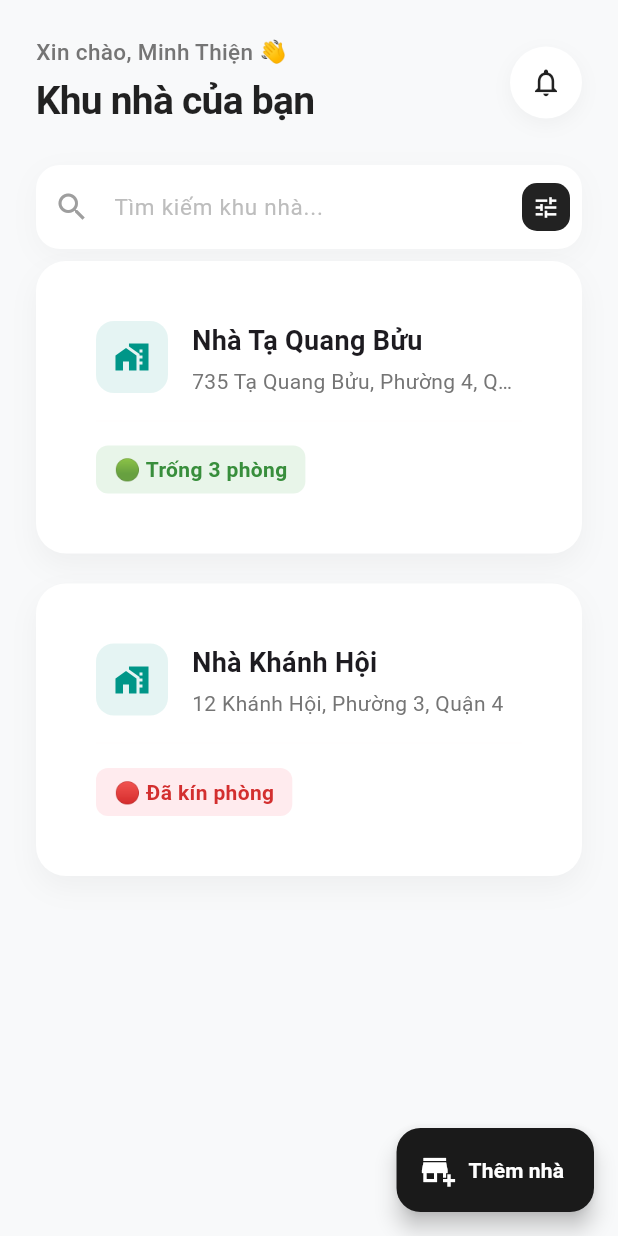
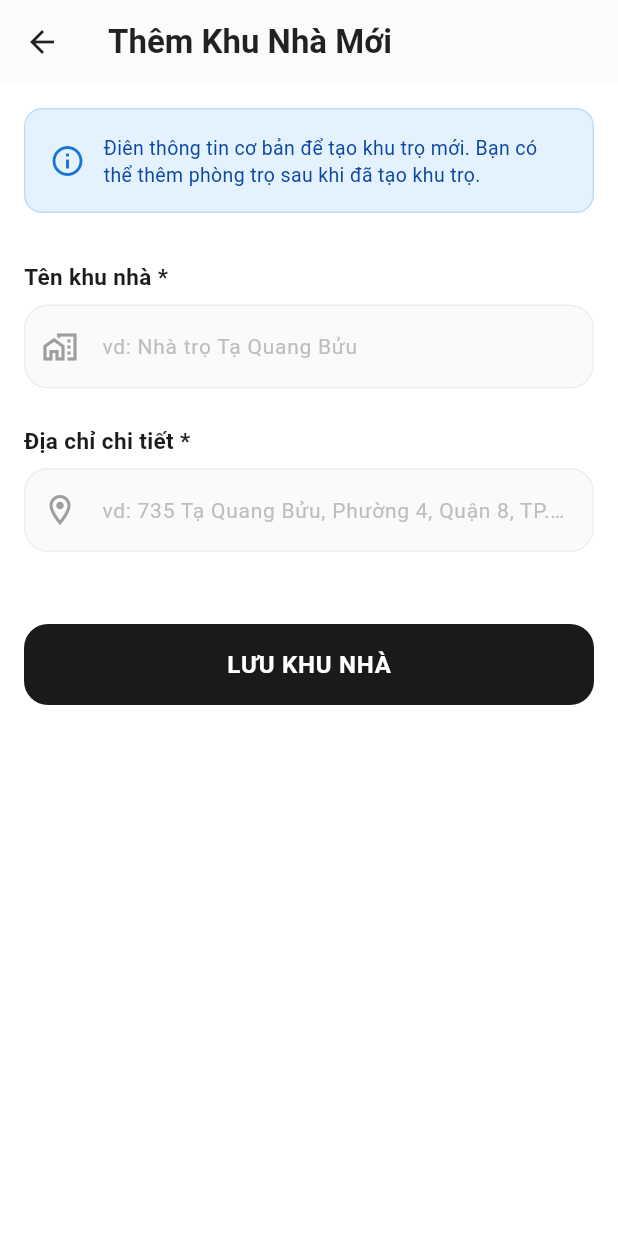
Before and after one commit to MThien2005/Rent-Flow, a Flutter app: the screen it shows after launch, after a tap on "Thêm nhà", on a phone screen of 412 x 824 dp. Run offline on Flutter 3.47's test engine with Material 3 defaults, Android fonts, the phone set to English and light mode, and no system bars.

Commit message:
fect: thêm tính năng thêm khu nhà mới (add_house_screens)

```diff
--- /dev/null
+++ b/rent_flow/lib/screens/add_house_screen.dart
@@ -0,0 +1,140 @@
+import 'package:flutter/material.dart';
+import 'package:rent_flow/models/house_model.dart';
+
+class AddHouseScreen extends StatefulWidget{
+  const AddHouseScreen({super.key});
+
+  @override
+  State<AddHouseScreen> createState () => _AddHouseScreenState();
+}
+
+class _AddHouseScreenState extends State<AddHouseScreen> {
+  final _formKey = GlobalKey<FormState>();
+  final TextEditingController _nameController = TextEditingController();
+  final TextEditingController _addressController = TextEditingController();
+
+  @override
+  void dispose(){
+    _nameController.dispose();
+    _addressController.dispose();
+    super.dispose();
+  }
+
+  void _saveHouse(){
+    if(_formKey.currentState!.validate()){
+      final newHouse = HouseModel(
+        id: 'h_${DateTime.now().millisecondsSinceEpoch}',
+        name: _nameController.text.trim(),
+        address: _addressController.text.trim(),
+        roomCount: 0,
+      );
+
+      Navigator.pop(context, newHouse);
+    }
+  }
+
+  @override
+  Widget build(BuildContext context){
+    return Scaffold(
+      backgroundColor: Colors.white,
+      appBar: AppBar(
+        title: const Text(
+          'Thêm Khu Nhà Mới',
+          style: TextStyle(color: Colors.black87, fontWeight: FontWeight.bold),
+        ),
+        backgroundColor: Colors.white,
+        iconTheme: const IconThemeData(color: Colors.black87),
+        elevation: 0.5,
+      ),
+      body: Form(
+        key: _formKey,
+        child: SingleChildScrollView(
+          padding: const EdgeInsets.all(16),
+          child: Column(
+            crossAxisAlignment: CrossAxisAlignment.start,
+            children: [
+              Container(
+                padding: const EdgeInsets.all(16),
+                decoration: BoxDecoration(
+                  color: Colors.blue.shade50,
+                  borderRadius: BorderRadius.circular(12),
+                  border: Border.all(color: Colors.blue.shade100),
+                ),
+                child:  Row(
+                  children: [
+                    Icon(Icons.info_outline, color: Colors.blue.shade700,),
+                    const SizedBox(width: 12,),
+                    Expanded(
+                      child: Text(
+                        'Điên thông tin cơ bản để tạo khu trọ mới. Bạn có thể thêm phòng trọ sau khi đã tạo khu trọ.',
+                        style: TextStyle(color: Colors.blue.shade900, fontSize: 13, height: 1.4),
+                      ),
+                    ),
+                  ],
+                ),
+              ),
+              const SizedBox(height: 32,),
+
+              const Text('Tên khu nhà *', style: TextStyle(fontWeight: FontWeight.bold, fontSize: 15)),
+              const SizedBox(height: 8),
+              TextFormField(
+                controller: _nameController,
+                decoration: _buildInputDecoration(
+                  hint: 'vd: Nhà trọ Tạ Quang Bửu',
+                  icon: Icons.maps_home_work_outlined
+                ),
+                validator: (value) => (value == null || value.trim().isEmpty) ? 'Vui lòng nhập tên khu nhà' : null,
+              ),
+              const SizedBox(height: 24),
+
+              const Text('Địa chỉ chi tiết *', style: TextStyle(fontWeight: FontWeight.bold, fontSize: 15),),
+              const SizedBox( height: 8,),
+              TextFormField(
+                controller: _addressController,
+                decoration:_buildInputDecoration(
+                  hint: 'vd: 735 Tạ Quang Bửu, Phường 4, Quận 8, TP.HCM',
+                  icon: Icons.location_on_outlined
+                ) ,
+                validator: (value) => (value == null || value.trim().isEmpty)? 'Vui lòng nhập địa chỉ' : null,
+              ),
+              const SizedBox(height: 48),
+
+              SizedBox(
+                width: double.infinity,
+                height: 54,
+                child: ElevatedButton(
+                  onPressed: _saveHouse,
+                  style: ElevatedButton.styleFrom(
+                    backgroundColor: const Color(0xff1a1a1a),
+                    shape: RoundedRectangleBorder(borderRadius: BorderRadius.circular(16)),
+                    elevation: 0,
+                  ),
+                  child: const Text(
+                    'LƯU KHU NHÀ',
+                    style: TextStyle(fontSize: 16, fontWeight: FontWeight.bold, color: Colors.white, letterSpacing: 0.5),
+                  )
+                ),
+              )
+            ],
+          ),
+        ),
+
+      ),
+    );
+  }
+
+}
+
+InputDecoration _buildInputDecoration({required String hint, required IconData icon}){
+  return InputDecoration(
+    hintText: hint,
+    hintStyle: TextStyle(color: Colors.grey.shade400, fontSize: 14),
+    prefixIcon: Icon(icon, color: Colors.grey.shade500,),
+    filled:  true,
+    fillColor: Colors.grey.shade50,
+    contentPadding: const EdgeInsets.symmetric(horizontal: 16, vertical: 16),
+    border: OutlineInputBorder(borderRadius: BorderRadius.circular(16), borderSide: BorderSide(color: Colors.grey.shade200)),
+    enabledBorder: OutlineInputBorder(borderRadius: BorderRadius.circular(16), borderSide: BorderSide(color: Colors.grey.shade200)),
+    focusedBorder: const OutlineInputBorder(borderRadius: BorderRadius.all(Radius.circular(16)), borderSide: BorderSide(color: Color(0xff1a1a1a), width: 1.5)),
+  );
+}
--- a/rent_flow/lib/screens/home_screen.dart
+++ b/rent_flow/lib/screens/home_screen.dart
@@ -1,23 +1,31 @@
 import 'package:flutter/material.dart';
 import 'package:rent_flow/screens/room_list_screen.dart';
+import 'package:rent_flow/models/house_model.dart';
+import 'package:rent_flow/screens/add_house_screen.dart';
 
-class HomeScreen extends StatelessWidget {
-  HomeScreen({super.key});
-  final List mockHouse = [
-    {
-      'id': 'h1',
-      'name': 'Nhà Tạ Quang Bửu',
-      'address': '735 Tạ Quang Bửu, Phường 4, Quận 8',
-      'roomCount': 14,
-      'availableCount': 3,
-    },
-    {
-      'id': 'h2',
-      'name': 'Nhà Khánh Hội',
-      'address': '12 Khánh Hội, Phường 3, Quận 4',
-      'roomCount': 19,
-      'availableCount': 0,
-    },
+class HomeScreen extends StatefulWidget {
+  const HomeScreen({super.key});
+
+  @override
+  State<HomeScreen> createState() => _HomeScreenState();
+}
+
+class _HomeScreenState extends State<HomeScreen> {
+  // 📌 Khởi tạo dữ liệu. Thuộc tính roomCount lúc này chỉ là tượng trưng,
+  // vì ta sẽ đếm thực tế bằng code ở hàm build.
+  final List<HouseModel> mockHouses = [
+    HouseModel(
+      id: 'h1',
+      name: 'Nhà Tạ Quang Bửu',
+      address: '735 Tạ Quang Bửu, Phường 4, Quận 8',
+      roomCount: 0,
+    ),
+    HouseModel(
+      id: 'h2',
+      name: 'Nhà Khánh Hội',
+      address: '12 Khánh Hội, Phường 3, Quận 4',
+      roomCount: 0,
+    ),
   ];
 
   @override
@@ -34,8 +42,21 @@ class HomeScreen extends StatelessWidget {
         ),
       ),
       floatingActionButton: FloatingActionButton.extended(
-        onPressed: () {
-          print("chuyen sang man hinh them tro");
+        onPressed: () async{
+          final newHouse = await Navigator.push(
+            context,
+            MaterialPageRoute(
+              builder: (context) => const AddHouseScreen(),
+            ),
+          );
+          if(newHouse != null && newHouse is HouseModel){
+            setState(() {
+              mockHouses.add(newHouse);
+            });
+            ScaffoldMessenger.of(context).showSnackBar(
+              SnackBar(content: Text('Đã thêm khu nhà ${newHouse.name} thành công!')),
+            );
+          }
         },
         backgroundColor: const Color(0xff1a1a1a),
         icon: const Icon(Icons.add_business, color: Colors.white),
@@ -47,7 +68,6 @@ class HomeScreen extends StatelessWidget {
     );
   }
 
-  // Hàm vẽ khu vực Header mới (Lời chào + Search Bar)
   Widget _buildHeader() {
     return Padding(
       padding: const EdgeInsets.only(
@@ -59,7 +79,6 @@ class HomeScreen extends StatelessWidget {
       child: Column(
         crossAxisAlignment: CrossAxisAlignment.start,
         children: [
-          // --- DÒNG 1: LỜI CHÀO & NÚT CHUÔNG ---
           Row(
             mainAxisAlignment: MainAxisAlignment.spaceBetween,
             children: [
@@ -86,8 +105,6 @@ class HomeScreen extends StatelessWidget {
                   ),
                 ],
               ),
-
-              // Nút chuông thông báo
               Container(
                 decoration: BoxDecoration(
                   color: Colors.white,
@@ -108,9 +125,7 @@ class HomeScreen extends StatelessWidget {
               ),
             ],
           ),
-
-          const SizedBox(height: 24), // Tạo không gian thở trước thanh Search
-          // --- DÒNG 2: THANH TÌM KIẾM (SEARCH BAR) ---
+          const SizedBox(height: 24),
           Container(
             decoration: BoxDecoration(
               color: Colors.white,
@@ -128,20 +143,15 @@ class HomeScreen extends StatelessWidget {
                 hintText: 'Tìm kiếm khu nhà...',
                 hintStyle: TextStyle(color: Colors.grey[400], fontSize: 15),
                 prefixIcon: const Icon(Icons.search, color: Colors.grey),
-
-                // Thêm icon Lọc (Filter) ở cuối thanh search nhìn rất Pro
                 suffixIcon: Container(
                   margin: const EdgeInsets.all(8),
                   decoration: BoxDecoration(
-                    color: Colors
-                        .black87, // Nút màu đen tone-sur-tone với nút Thêm nhà
+                    color: Colors.black87,
                     borderRadius: BorderRadius.circular(10),
                   ),
                   child: const Icon(Icons.tune, color: Colors.white, size: 18),
                 ),
-
-                border: InputBorder
-                    .none, // Ẩn đường kẻ xấu xí mặc định của TextField
+                border: InputBorder.none,
                 contentPadding: const EdgeInsets.symmetric(
                   horizontal: 20,
                   vertical: 16,
@@ -157,46 +167,68 @@ class HomeScreen extends StatelessWidget {
   Widget _buildHouseList() {
     return ListView.builder(
       padding: const EdgeInsets.symmetric(horizontal: 24),
-      itemCount: mockHouse.length,
+      itemCount: mockHouses.length,
       itemBuilder: (context, index) {
-        final house = mockHouse[index];
-        final bool hasAvailable = house['availableCount'] > 0;
+        final house = mockHouses[index];
+
+        // 📌 TÍNH TOÁN DỮ LIỆU ĐỘNG TỪ globalMockRooms
+        final roomsOfThisHouse = globalMockRooms.where((r) => r.houseId == house.id).toList();
+        final actualRoomCount = roomsOfThisHouse.length;
+        final actualAvailableCount = roomsOfThisHouse.where((r) => !r.isRented).length;
+
+        // Xử lý UI linh hoạt theo số phòng đếm được
+        Color tagColor;
+        Color textColor;
+        String tagText;
+
+        if (actualRoomCount == 0) {
+          tagColor = Colors.grey.shade100;
+          textColor = Colors.grey.shade700;
+          tagText = '🏠 Chưa có phòng nào';
+        } else if (actualAvailableCount > 0) {
+          tagColor = Colors.green.shade50;
+          textColor = Colors.green.shade700;
+          tagText = '🟢 Trống $actualAvailableCount/$actualRoomCount phòng';
+        } else {
+          tagColor = Colors.red.shade50;
+          textColor = Colors.red.shade700;
+          tagText = '🔴 Đã kín $actualRoomCount phòng';
+        }
+
         return Container(
           margin: const EdgeInsets.only(bottom: 20),
-          padding: const EdgeInsets.all(20),
           decoration: BoxDecoration(
             color: Colors.white,
             borderRadius: BorderRadius.circular(20),
             boxShadow: [
               BoxShadow(
-                color: Colors.black.withValues(alpha: 0.04),
+                color: Colors.black.withOpacity(0.04),
                 blurRadius: 15,
                 offset: const Offset(0, 8),
               ),
             ],
           ),
-
           child: Material(
             color: Colors.transparent,
             child: InkWell(
-              borderRadius: BorderRadius.circular(
-                20,
-              ),
-              onTap: () {
-                Navigator.push(
+              borderRadius: BorderRadius.circular(20),
+              onTap: () async {
+                // 📌 Dùng await để màn hình đứng đợi ở đây
+                await Navigator.push(
                   context,
                   MaterialPageRoute(
                     builder: (context) =>
-                        RoomListScreen(houseName: house['name']),
+                        RoomListScreen(houseName: house.name, houseId: house.id),
                   ),
                 );
+                // 📌 Khi quay lại từ RoomListScreen, gọi setState để tải lại số phòng mới nhất
+                setState(() {});
               },
               child: Padding(
                 padding: const EdgeInsets.all(20.0),
                 child: Column(
                   crossAxisAlignment: CrossAxisAlignment.start,
                   children: [
-                    // Hàng 1: Icon, Tên nhà, Địa chỉ
                     Row(
                       crossAxisAlignment: CrossAxisAlignment.start,
                       children: [
@@ -217,7 +249,7 @@ class HomeScreen extends StatelessWidget {
                             crossAxisAlignment: CrossAxisAlignment.start,
                             children: [
                               Text(
-                                house['name'],
+                                house.name,
                                 style: const TextStyle(
                                   fontSize: 18,
                                   fontWeight: FontWeight.bold,
@@ -225,46 +257,40 @@ class HomeScreen extends StatelessWidget {
                               ),
                               const SizedBox(height: 4),
                               Text(
-                                house['address'],
+                                house.address,
                                 style: TextStyle(
                                   color: Colors.grey[600],
                                   fontSize: 14,
                                 ),
                                 maxLines: 1,
-                                overflow: TextOverflow.ellipsis, // Cắt bớt nếu chữ quá dài
+                                overflow: TextOverflow.ellipsis,
                               ),
                             ],
                           ),
                         ),
-
                       ],
                     ),
                     const Padding(
                       padding: EdgeInsets.symmetric(vertical: 16),
-                      child: Divider(height: 1, color: Color(0xffeeeee)),
+                      child: Divider(height: 1, color: Color(0xFFEEEEEE)),
                     ),
                     Row(
                       children: [
+                        // 📌 THẺ HIỂN THỊ ĐỘNG
                         Container(
                           padding: const EdgeInsets.symmetric(
                             horizontal: 12,
                             vertical: 6,
                           ),
                           decoration: BoxDecoration(
-                            color: hasAvailable
-                                ? Colors.green[50]
-                                : Colors.red[50],
+                            color: tagColor,
                             borderRadius: BorderRadius.circular(8),
                           ),
                           child: Text(
-                            hasAvailable
-                                ? '🟢 Trống ${house['availableCount']} phòng'
-                                : '🔴 Đã kín phòng',
+                            tagText,
                             style: TextStyle(
                               fontWeight: FontWeight.bold,
-                              color: hasAvailable
-                                  ? Colors.green[700]
-                                  : Colors.red[700],
+                              color: textColor,
                             ),
                           ),
                         ),
```
Also changed, not shown: rent_flow/lib/screens/add_room_screen.dart (added, +182 -0 lines), rent_flow/lib/screens/room_list_screen.dart (+102 -52 lines), rent_flow/lib/screens/room_detail_screen.dart (added).
